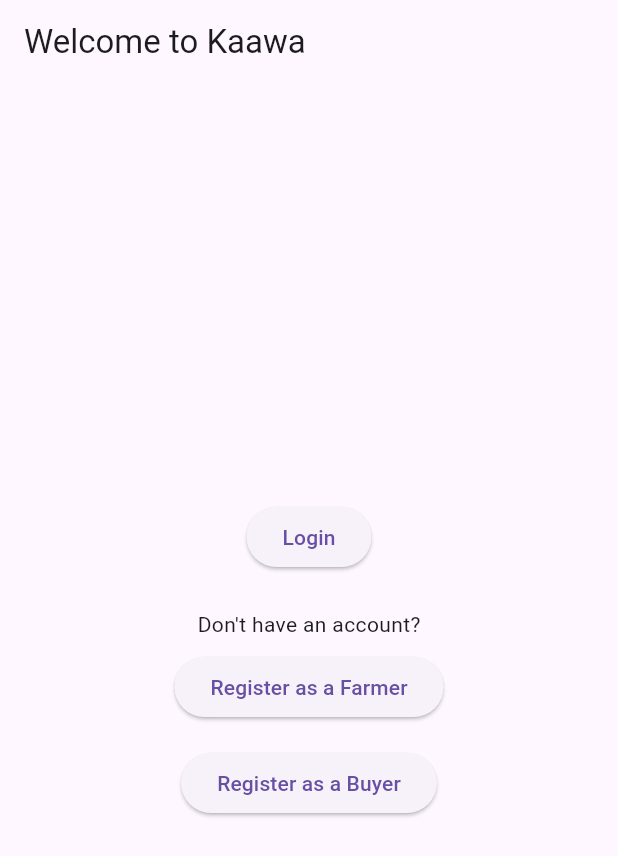
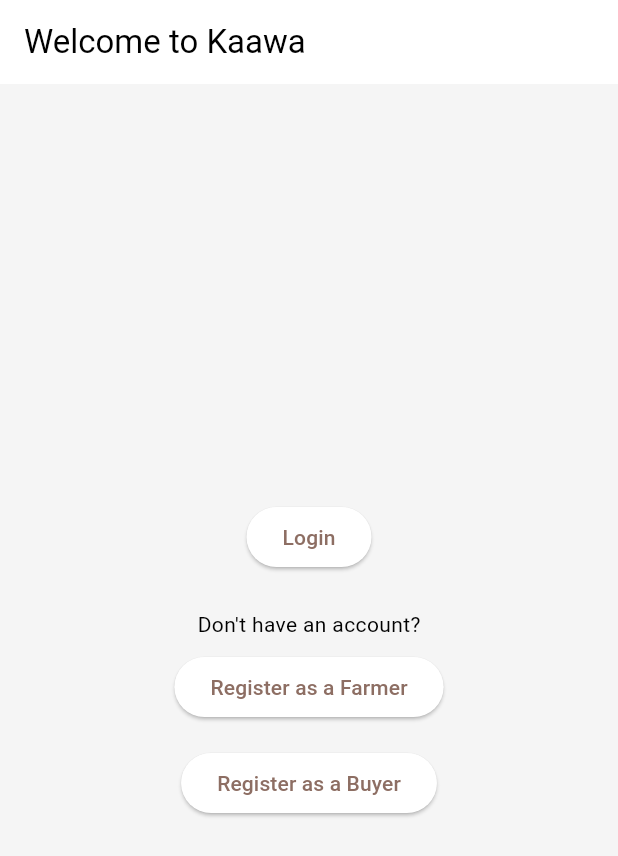
Before and after one commit to Innocentem/kaawa-mobile, a Flutter app: the screen it shows after launch, on a phone screen of 412 x 824 dp. Shown: the top 856 px of the screen. Run offline on Flutter 3.47's test engine with Material 3 defaults, Android fonts, the phone set to English and light mode, and no system bars; our stand-ins replace geolocator, image_picker, shared_preferences, sqflite; accounts and stored records are empty.

Commit message:
10th changes

```diff
--- a/lib/main.dart
+++ b/lib/main.dart
@@ -23,10 +23,25 @@ class MyApp extends StatelessWidget {
         debugShowCheckedModeBanner: false,
         title: 'Kaawa Mobile',
         theme: ThemeData(
-          primarySwatch: Colors.brown,
+          brightness: Brightness.light,
+          primaryColor: const Color(0xFF8D6E63),
+          scaffoldBackgroundColor: const Color(0xFFF5F5F5),
+          colorScheme: const ColorScheme.light(
+            primary: Color(0xFF8D6E63),
+            secondary: Color(0xFFBCAAA4),
+          ),
           visualDensity: VisualDensity.adaptivePlatformDensity,
         ),
-        darkTheme: ThemeData.dark(),
+        darkTheme: ThemeData(
+          brightness: Brightness.dark,
+          primaryColor: const Color(0xFF3E2723),
+          scaffoldBackgroundColor: const Color(0xFF212121),
+          colorScheme: const ColorScheme.dark(
+            primary: Color(0xFF3E2723),
+            secondary: Color(0xFF5D4037),
+          ),
+          visualDensity: VisualDensity.adaptivePlatformDensity,
+        ),
         themeMode: theme.themeMode,
         home: const InitialScreen(),
       ),
```
